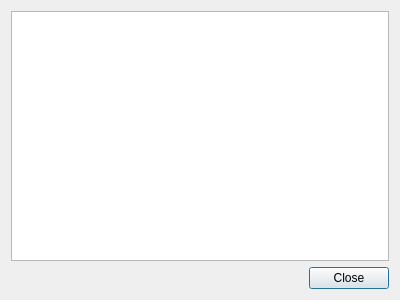
Qt form src/app/supportedformatsdialog.ui (ABBAPOH/imageformats-ng) before a commit.
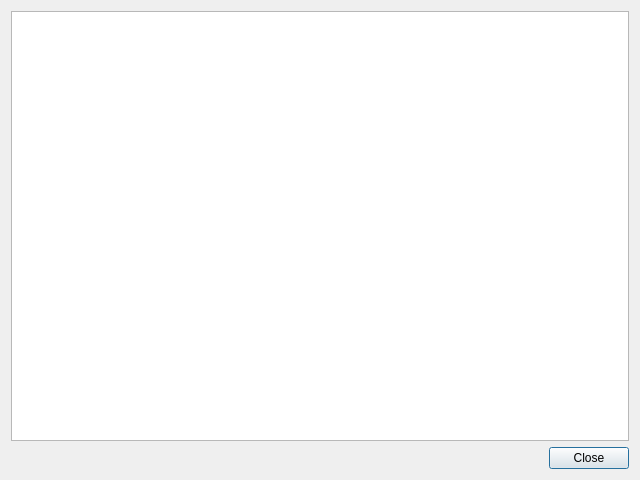
The same form after that commit.

Commit message: Add support for showing image options in the dialog

```diff
--- a/src/app/supportedformatsdialog.ui
+++ b/src/app/supportedformatsdialog.ui
@@ -6,8 +6,8 @@
    <rect>
     <x>0</x>
     <y>0</y>
-    <width>400</width>
-    <height>300</height>
+    <width>640</width>
+    <height>480</height>
    </rect>
   </property>
   <property name="windowTitle">
```
The commit also changes 3 other files.
